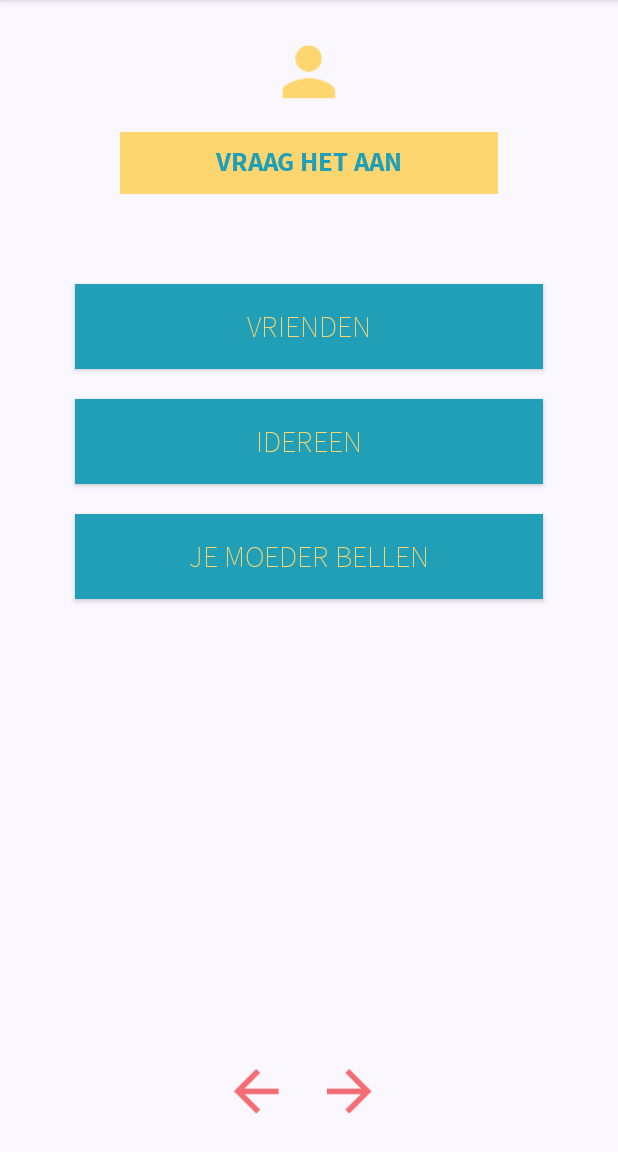
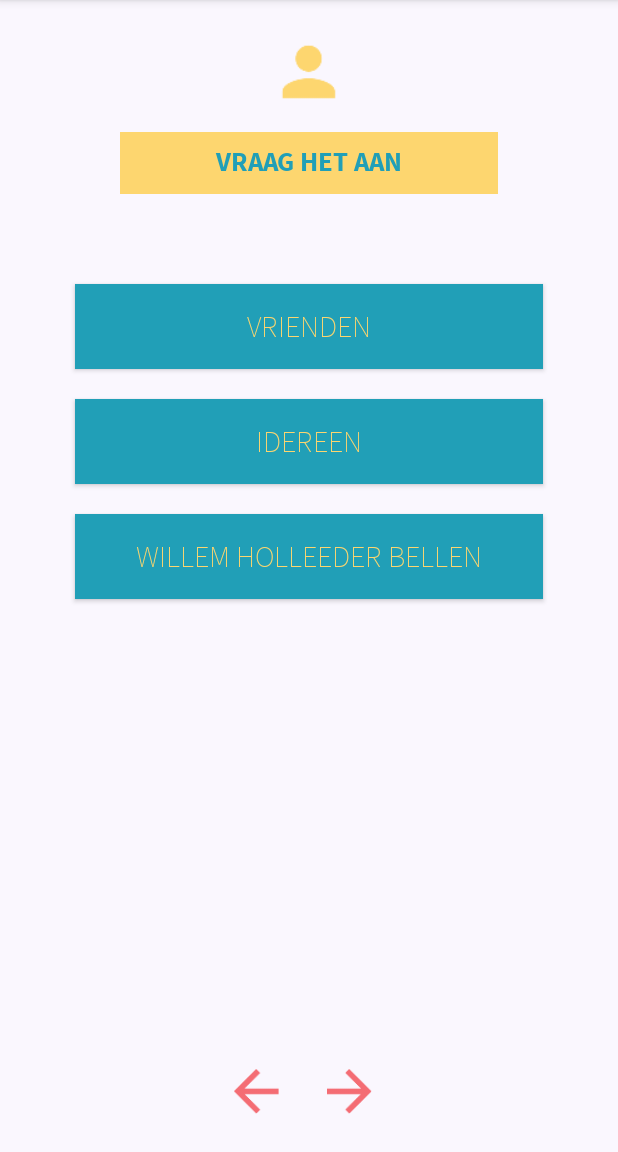
Before and after one commit to nevrborn/Kiespijn, an Android app: the TargetGroupFragment screen opened directly, with no data from a screen before it, on a phone screen of 412 x 824 dp, the part 84-1236 px from its top. Run offline under Robolectric (Android 15) with nearby library versions, the light colour scheme and no system bars.

Commit message:
- added some 'funny' strings to "call" (with the help of Rob) - added math random method to select random string each time

```diff
--- a/app/src/main/java/com/bnnvara/kiespijn/CreateDilemmaPage/CreateDilemmaFragment.java
+++ b/app/src/main/java/com/bnnvara/kiespijn/CreateDilemmaPage/CreateDilemmaFragment.java
@@ -304,11 +304,8 @@
 
     public Boolean isFieldsFilledIn() {
 
-        if (!mDilemmaTitle.equals("") && !mOptionAText.equals("") && !mOptionBText.equals("") && mImageViewA != null && mImageB != null) {
-            return true;
-        }
+        return !mDilemma.getTitle().equals("") && !mDilemma.getTitlePhotoA().equals("") && !mDilemma.getTitlePhotoB().equals("") && mDilemma.getPhotoA() != null && mDilemma.getPhotoB() != null;
 
-        return false;
     }
 
 
--- a/app/src/main/java/com/bnnvara/kiespijn/TargetGroup/TargetGroupFragment.java
+++ b/app/src/main/java/com/bnnvara/kiespijn/TargetGroup/TargetGroupFragment.java
@@ -1,6 +1,7 @@
 package com.bnnvara.kiespijn.TargetGroup;
 
 import android.content.Intent;
+import android.content.res.Resources;
 import android.graphics.Typeface;
 import android.os.Bundle;
 import android.support.annotation.Nullable;
@@ -18,6 +19,9 @@
 import com.bnnvara.kiespijn.DilemmaFromWho.DilemmaFromWhoActivity;
 import com.bnnvara.kiespijn.R;
 
+import java.util.ArrayList;
+import java.util.List;
+
 
 public class TargetGroupFragment extends Fragment {
 
@@ -25,6 +29,9 @@
     static final String DILEMMA_OBJECT = "dilemma_object";
 
     private static Dilemma mDilemma;
+    Button callSomeoneButton;
+
+    private static List<Integer> mListOfCallers = new ArrayList<>();
 
 
     public static TargetGroupFragment newInstance(Dilemma dilemma) {
@@ -37,6 +44,22 @@
         super.onCreate(savedInstanceState);
         setHasOptionsMenu(true);
 
+        mListOfCallers.add(R.string.targetgroup_call_someone);
+        mListOfCallers.add(R.string.targetgroup_call_someone_2);
+        mListOfCallers.add(R.string.targetgroup_call_someone_3);
+        mListOfCallers.add(R.string.targetgroup_call_someone_4);
+        mListOfCallers.add(R.string.targetgroup_call_someone_5);
+        mListOfCallers.add(R.string.targetgroup_call_someone_6);
+        mListOfCallers.add(R.string.targetgroup_call_someone_7);
+        mListOfCallers.add(R.string.targetgroup_call_someone_8);
+        mListOfCallers.add(R.string.targetgroup_call_someone_9);
+        mListOfCallers.add(R.string.targetgroup_call_someone_10);
+        mListOfCallers.add(R.string.targetgroup_call_someone_11);
+        mListOfCallers.add(R.string.targetgroup_call_someone_12);
+        mListOfCallers.add(R.string.targetgroup_call_someone_13);
+
+
+
     }
 
     @Nullable
@@ -47,8 +70,8 @@
         // Setting up the XML objects
         TextView title = (TextView) view.findViewById(R.id.textview_targetgroup_title);
         final Button friendsButton = (Button) view.findViewById(R.id.button_targetgroup_friends);
+        callSomeoneButton = (Button) view.findViewById(R.id.button_targetgroup_call_someone);
         final Button everyoneButton = (Button) view.findViewById(R.id.button_targetgroup_everyone);
-        final Button callSomeoneButton = (Button) view.findViewById(R.id.button_targetgroup_call_someone);
         Button nextButton = (Button) view.findViewById(R.id.button_next_target_group);
         Button previousButton = (Button) view.findViewById(R.id.button_previous_target_group);
 
@@ -61,6 +84,9 @@
         friendsButton.setTypeface(source_sans_extra_light);
         everyoneButton.setTypeface(source_sans_extra_light);
         callSomeoneButton.setTypeface(source_sans_extra_light);
+
+        setRandomCaller();
+
 
         if (mDilemma != null && !mDilemma.getFirstTimeToTargetGroup()) {
 
@@ -157,5 +183,10 @@
         inflater.inflate(R.menu.menu_no_create_button, menu);
     }
 
+    private void setRandomCaller() {
+        int randomIndex = 1 + (int) (Math.random() * ((13 - 1) + 1));
+        callSomeoneButton.setText(mListOfCallers.get(randomIndex));
+    }
+
 
 }
--- a/app/src/main/res/values/strings.xml
+++ b/app/src/main/res/values/strings.xml
@@ -18,10 +18,23 @@
     <string name="targetgroup_title">VRAAG HET AAN</string>
     <string name="targetgroup_friends">VRIENDEN</string>
     <string name="targetgroup_everyone">IDEREEN</string>
-    <string name="targetgroup_call_someone">JE MOEDER BELLEN</string>
     <string name="targetgroup_profile">Profile</string>
     <string name="button_next">VOLGENDE STAP!</string>
     <string name="create_dilemma">Nieuw dilemma</string>
+    <string name="targetgroup_call_someone">JE MOEDERRR BELLEN</string>
+    <string name="targetgroup_call_someone_2">DARTH VADER BELLEN</string>
+    <string name="targetgroup_call_someone_3">DE FABELTJESKRANT BELLEN</string>
+    <string name="targetgroup_call_someone_4">ALFRED JODOCUS KWAK BELLEN</string>
+    <string name="targetgroup_call_someone_5">JESUS BELLEN</string>
+    <string name="targetgroup_call_someone_6">SHANIQUA BELLEN</string>
+    <string name="targetgroup_call_someone_7">HELP DESK BELLEN</string>
+    <string name="targetgroup_call_someone_8">BASSIE EN ADRIAAN BELLEN</string>
+    <string name="targetgroup_call_someone_9">HELP LINE BELLEN</string>
+    <string name="targetgroup_call_someone_10">JIP EN JANNEKE BELLEN</string>
+    <string name="targetgroup_call_someone_11">WILLEM HOLLEEDER BELLEN</string>
+    <string name="targetgroup_call_someone_12">ALBERT VERLINDE BELLEN</string>
+    <string name="targetgroup_call_someone_13">PATTY BRARD BELLEN</string>
+
 
     // DILEMMA FROM WHO SCREEN
     <string name="dilemma_from_who_title">HOE VRAGEN?</string>
```
